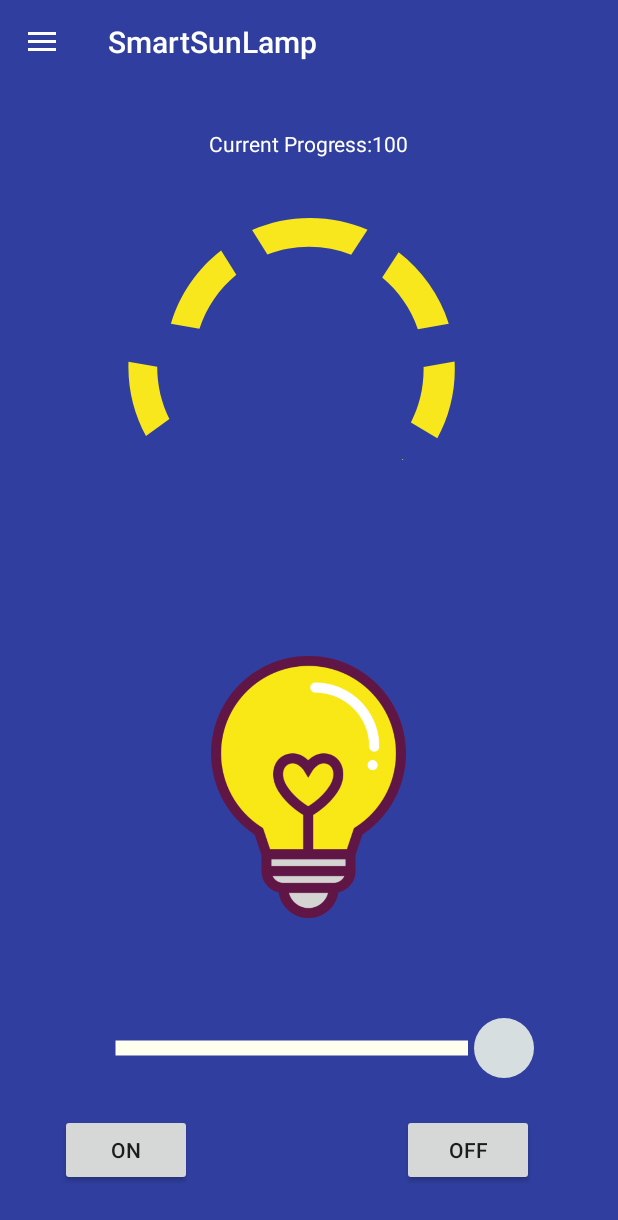
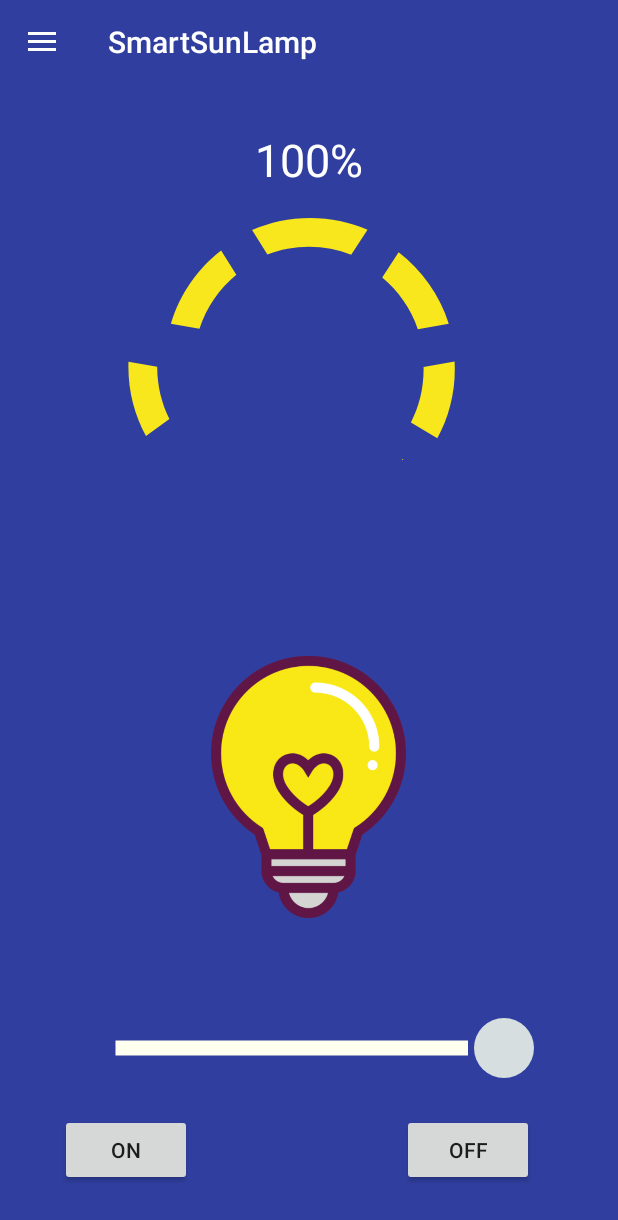
Before and after one commit to signalcat/SmartSunLamp, an Android app: the screen it shows after launch (MainActivity), after a tap on "ON", on a phone screen of 412 x 824 dp. Shown: the top 1220 px of the screen. Run offline under Robolectric (Android 15) with nearby library versions, the phone set to English and light mode, and no system bars; libraries missing offline, so code that uses them is left out: com.loopj.android, cz.msebera.android; 1 statement that could not run was skipped.

Commit message:
Change brightness level font

```diff
--- a/app/src/main/java/signalcat/github/com/smartsunlamp/MainActivity.java
+++ b/app/src/main/java/signalcat/github/com/smartsunlamp/MainActivity.java
@@ -90,7 +90,7 @@ public class MainActivity extends AppCompatActivity
         sendCmd("status", new Runnable(){
             @Override
             public void run() {
-                Log.d("BRIGHTNESS", String.valueOf(lamp.getBrightness()));
+                //Log.d("BRIGHTNESS", String.valueOf(lamp.getBrightness()));
                 seekBar.setProgress((int)lamp.getBrightness());
                 lightBarAnimation((int)lamp.getBrightness());
             }
@@ -119,7 +119,7 @@ public class MainActivity extends AppCompatActivity
             @Override
             public void onProgressChanged(SeekBar seekBar, int progress, boolean fromUser) {
                 progressVal = progress;
-                tvBrightness.setText("Current Progress:" + progressVal);
+                tvBrightness.setText(String.valueOf(progressVal)+"%");
                 if (lastTimeCmdWasSent + SEND_THRESHOLD < System.currentTimeMillis()) {
                     // Set the brightness
                     sendCmd("/LED/" + progressVal + "/00");
--- a/app/src/main/res/layout/activity_main.xml
+++ b/app/src/main/res/layout/activity_main.xml
@@ -60,7 +60,8 @@
                 android:layout_marginTop="30dp"
                 android:layout_centerHorizontal="true"
                 android:textColor="@android:color/white"
-                android:text="brightness" />
+                android:textSize="30dp"
+                android:text=""/>
 
 
             <ImageView
```
